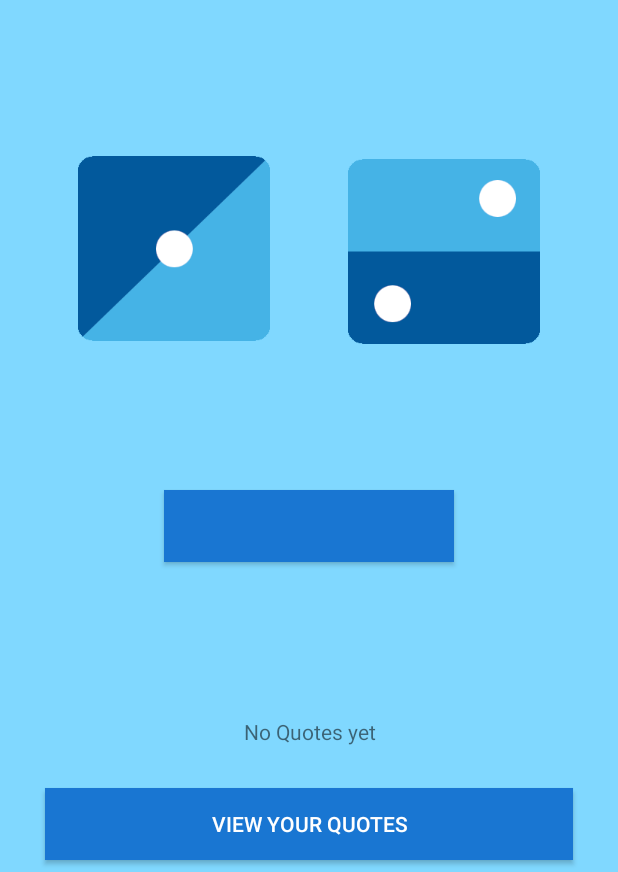
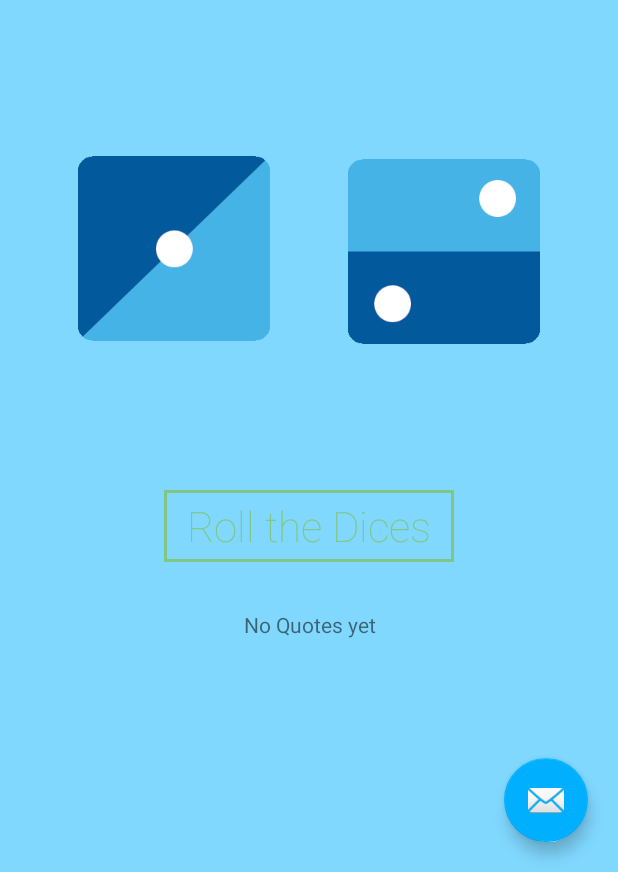
Before and after one commit to subhasishnath45/Dice-n-Quotes, an Android app: the layout activity_roll_dice.xml on its own in the app's theme, with its tools: preview values and no code run, on a phone screen of 412 x 824 dp, the part 364-1236 px from its top. Run offline under Robolectric (Android 15) with nearby library versions, the phone set to English and light mode, and no system bars.

Commit message:
commit 01

```diff
--- a/app/src/main/java/com/subhasishlive/recyclerviewexplanation/RollDiceActivity.java
+++ b/app/src/main/java/com/subhasishlive/recyclerviewexplanation/RollDiceActivity.java
@@ -44,7 +44,7 @@ public class RollDiceActivity extends AppCompatActivity {
         noOfQuotes = (TextView) findViewById(R.id.textNoOfQuotes);
         viewQuotesBtn = (Button) findViewById(R.id.viewQuotesBtn);
 
-        viewQuotesBtn.setVisibility(View.GONE);
+        //viewQuotesBtn.setVisibility(View.GONE);
 
         final int[] diceArray = {R.drawable.dice1,
                 R.drawable.dice2,
@@ -68,22 +68,22 @@ public class RollDiceActivity extends AppCompatActivity {
                 addedRandomNo = number1 + number2 + 2;
                 noOfQuotes.setText("You can see " + addedRandomNo + " quotes.");
 
-                if(addedRandomNo > 1){
-                    viewQuotesBtn.setVisibility(View.VISIBLE);
-                }
+//                if(addedRandomNo > 1){
+//                    viewQuotesBtn.setVisibility(View.VISIBLE);
+//                }
 
             }
         });
-        viewQuotesBtn.setOnClickListener(new View.OnClickListener() {
-            @Override
-            public void onClick(View v) {
-                // created explicit intent
-                Intent intent = new Intent(RollDiceActivity.this,MainActivity.class);
-                intent.putExtra("addedRandomNo", addedRandomNo);
-                startActivity(intent);
-                RollDiceActivity.this.finish();
-            }
-        });
+//        viewQuotesBtn.setOnClickListener(new View.OnClickListener() {
+//            @Override
+//            public void onClick(View v) {
+//                // created explicit intent
+//                Intent intent = new Intent(RollDiceActivity.this,MainActivity.class);
+//                intent.putExtra("addedRandomNo", addedRandomNo);
+//                startActivity(intent);
+//                RollDiceActivity.this.finish();
+//            }
+//        });
 
         String imageUri = "http://subhasishlive.com/wp-content/uploads/2018/07/ic_splashlogo.png";
         ImageView logoDC = (ImageView) findViewById(R.id.image_logo);
--- a/app/src/main/res/color/btn_roll_color.xml
+++ b/app/src/main/res/color/btn_roll_color.xml
@@ -1,4 +1,5 @@
 <?xml version="1.0" encoding="utf-8"?>
 <selector xmlns:android="http://schemas.android.com/apk/res/android">
-
+    <item android:color="#c8e6c9" android:state_pressed="true" />
+    <item android:color="#81c784" />
 </selector>
--- /dev/null
+++ b/app/src/main/res/drawable/bg_btn_roll.xml
@@ -0,0 +1,15 @@
+<?xml version="1.0" encoding="utf-8"?>
+<selector xmlns:android="http://schemas.android.com/apk/res/android">
+    <item android:state_pressed="true">
+        <shape>
+            <solid android:color="#2e7d32"></solid>
+            <stroke android:width="2dp" android:color="#2e7d32"></stroke>
+        </shape>
+    </item>
+    <item>
+        <shape>
+            <stroke android:width="2dp" android:color="#81c784"></stroke>
+            <solid android:color="@android:color/transparent"></solid>
+        </shape>
+    </item>
+</selector>
--- a/app/src/main/res/layout/activity_roll_dice.xml
+++ b/app/src/main/res/layout/activity_roll_dice.xml
@@ -65,7 +65,7 @@
         android:layout_marginEnd="8dp"
         android:layout_marginStart="8dp"
         android:layout_marginTop="8dp"
-        android:background="@color/colorBluebtn"
+        android:background="@drawable/bg_btn_roll"
         android:text="@string/btn_txt_01"
         android:fontFamily="sans-serif-thin"
         android:textAllCaps="false"
@@ -79,48 +79,34 @@
 
     <TextView
         android:id="@+id/textNoOfQuotes"
-        android:layout_width="0dp"
+        android:layout_width="214dp"
         android:layout_height="wrap_content"
 
-        android:layout_marginBottom="20dp"
         android:layout_marginEnd="8dp"
         android:layout_marginStart="8dp"
-        android:layout_marginTop="8dp"
+        android:layout_marginTop="32dp"
         android:text="@string/noQuotes"
         android:textAlignment="center"
-        app:layout_constraintBottom_toTopOf="@+id/viewQuotesBtn"
-        app:layout_constraintEnd_toStartOf="@+id/guideline_leftlogo"
-        app:layout_constraintStart_toStartOf="@+id/guideline_rightlogo"
-        app:layout_constraintTop_toBottomOf="@+id/rollBtn"
-        app:layout_constraintVertical_bias="0.923" />
+        app:layout_constraintEnd_toEndOf="parent"
+        app:layout_constraintStart_toStartOf="parent"
+        app:layout_constraintTop_toBottomOf="@+id/rollBtn" />
 
-    <Button
-        android:id="@+id/viewQuotesBtn"
-        android:layout_width="352dp"
-        android:layout_height="wrap_content"
-        android:layout_marginBottom="8dp"
-        android:layout_marginEnd="8dp"
-        android:layout_marginStart="8dp"
-        android:background="@color/colorBluebtn"
-        android:text="@string/ViewQuotes"
-        android:textColor="@color/white"
-        app:layout_constraintBottom_toBottomOf="parent"
-        app:layout_constraintEnd_toEndOf="parent"
-        app:layout_constraintStart_toStartOf="parent" />
 
-    <android.support.constraint.Guideline
-        android:id="@+id/guideline_rightlogo"
-        android:layout_width="wrap_content"
-        android:layout_height="wrap_content"
-        android:orientation="vertical"
-        app:layout_constraintGuide_begin="45dp" />
+    <android.support.design.widget.CoordinatorLayout xmlns:android="http://schemas.android.com/apk/res/android"
+        xmlns:app="http://schemas.android.com/apk/res-auto"
+        xmlns:tools="http://schemas.android.com/tools"
+        android:layout_width="match_parent"
+        android:fitsSystemWindows="false"
+        android:layout_height="match_parent">
 
-    <android.support.constraint.Guideline
-        android:id="@+id/guideline_leftlogo"
-        android:layout_width="wrap_content"
-        android:layout_height="wrap_content"
-        android:orientation="vertical"
-        app:layout_constraintGuide_end="45dp" />
+        <android.support.design.widget.FloatingActionButton
+            android:id="@+id/fab"
+            android:layout_width="wrap_content"
+            android:layout_height="wrap_content"
+            android:layout_gravity="bottom|end"
+            android:layout_margin="20dp"
+            android:src="@android:drawable/ic_dialog_email" />
+    </android.support.design.widget.CoordinatorLayout>
 
 
 </android.support.constraint.ConstraintLayout>
```
Also changed, not shown: app/src/main/res/drawable-hdpi/dicee_logo.png (deleted).
